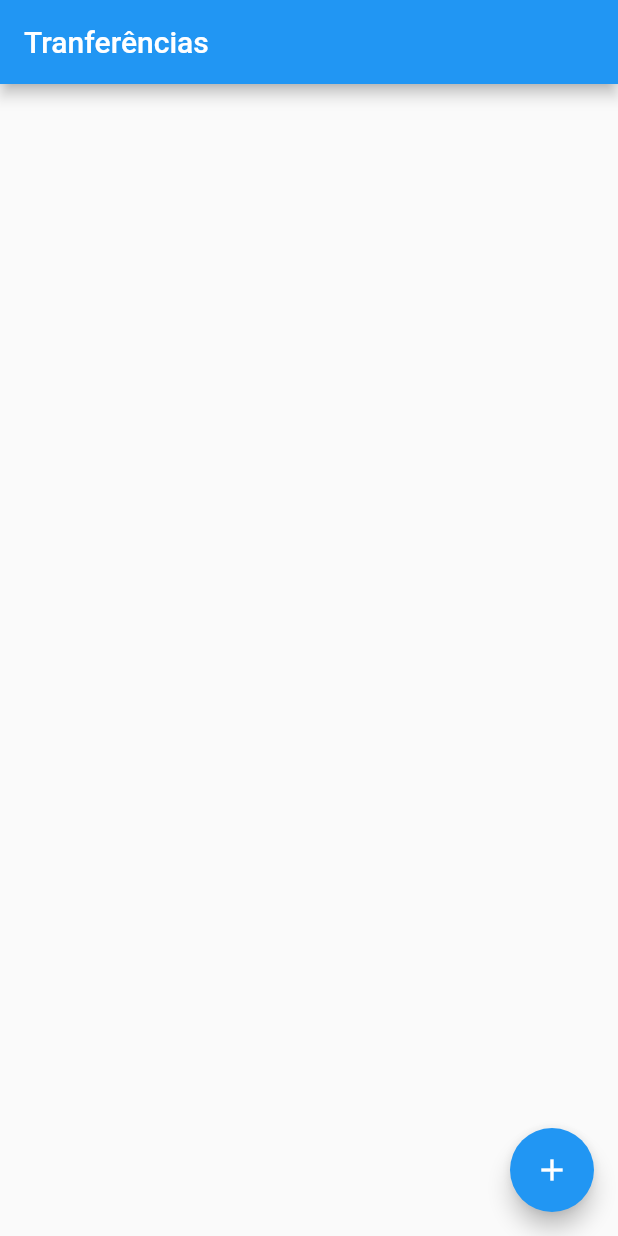
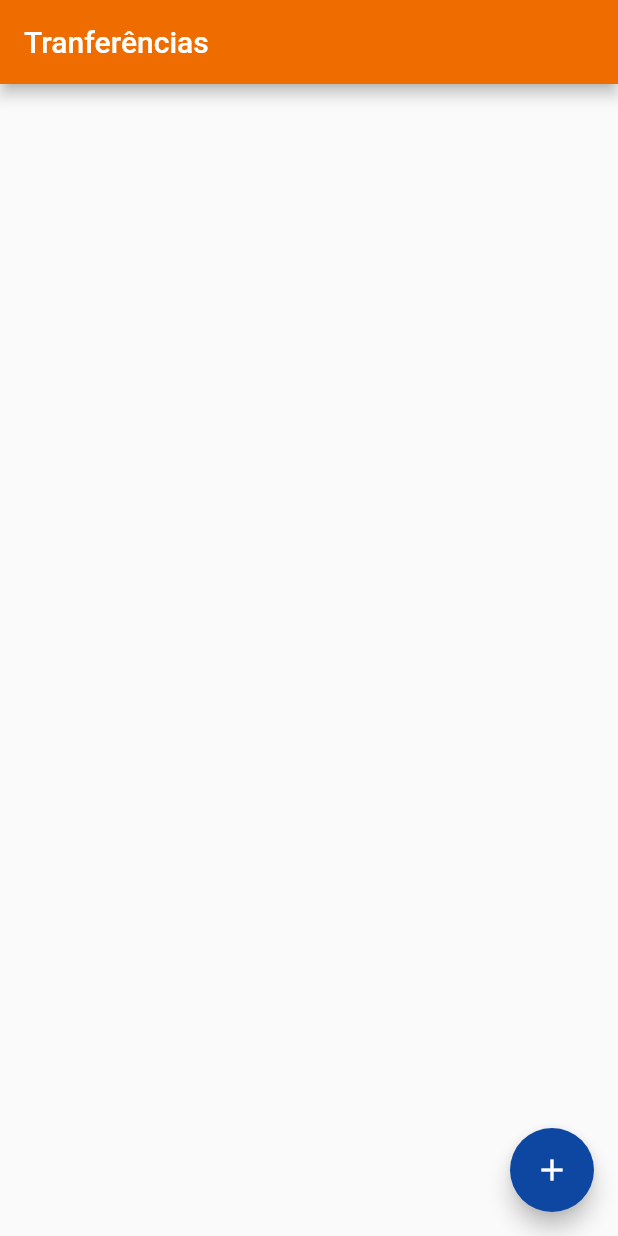
Before and after one commit to jessicacordeiro/bytebank-flutter, a Flutter app: the screen it shows after launch, on a phone screen of 412 x 824 dp. Run offline on Flutter 3.47's test engine with Material 2 defaults, Android fonts, the phone set to English and light mode, and no system bars; missing offline and left inert: dart:ffi.

Commit message:
Ajustando as cores do projeto

```diff
--- a/bytebank/lib/main.dart
+++ b/bytebank/lib/main.dart
@@ -10,9 +10,14 @@ class BytebankApp extends StatelessWidget {
   @override
   Widget build(BuildContext context) {
     return MaterialApp(
-      home: Scaffold(
-        body: ListaTransferencias(),
+      theme: ThemeData(
+        primaryColor: Colors.orange[800],
+        accentColor: Colors.blue[900],
+        buttonTheme: ButtonThemeData(
+          buttonColor: Colors.deepOrange,
+        )
       ),
+      home: ListaTransferencias(),
     );
   }
 }
```
